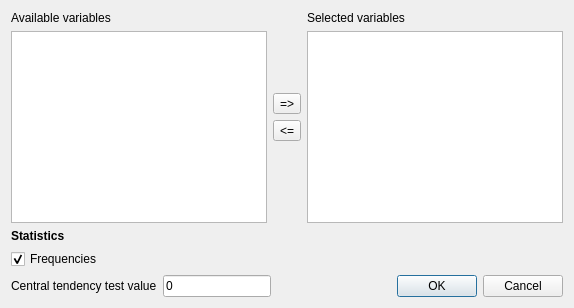
The window that cogstat/ui/var_properties.ui (cogstat/cogstat) describes before a commit, drawn with Qt 5.
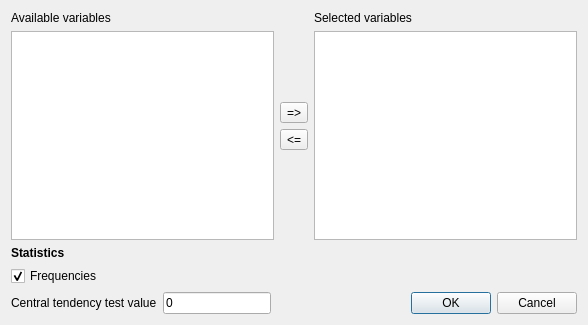
The same window after the commit.

Diff of the .ui file:
```diff
--- a/cogstat/ui/var_properties.ui
+++ b/cogstat/ui/var_properties.ui
@@ -2,6 +2,14 @@
 <ui version="4.0">
  <class>Dialog</class>
  <widget class="QDialog" name="Dialog">
+  <property name="geometry">
+   <rect>
+    <x>0</x>
+    <y>0</y>
+    <width>588</width>
+    <height>325</height>
+   </rect>
+  </property>
   <property name="windowTitle">
    <string>Explore variables</string>
   </property>
```
Left out of the diff: 6 changed lines with no effect on the pictures.
